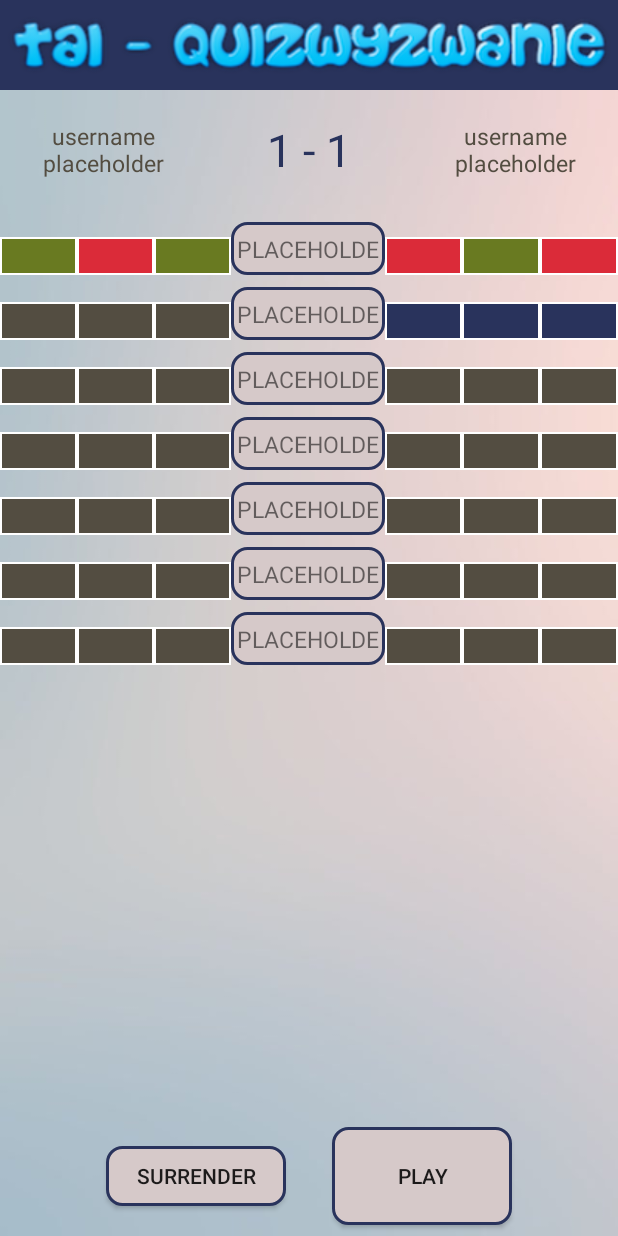
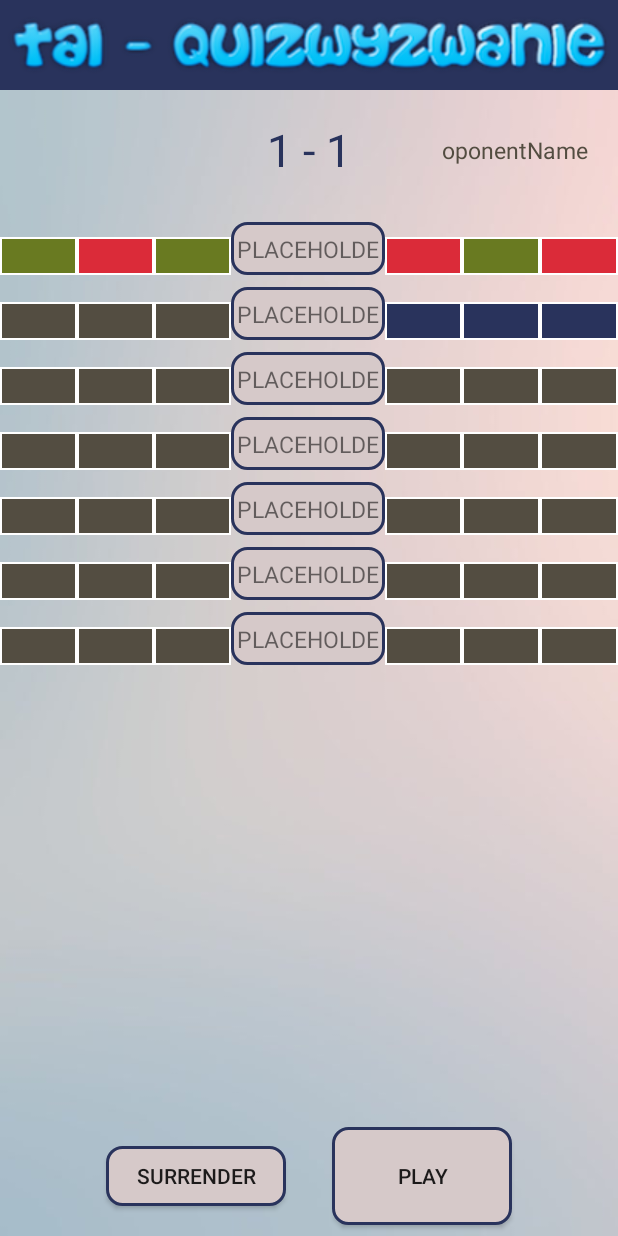
Before and after one commit to OlaB1994/TAIQuizWyzwanie, an Android app: the MenuFragment screen opened directly, with no data from a screen before it, after a tap on "NEW GAME", on a phone screen of 412 x 824 dp. Run offline under Robolectric (Android 15) with nearby library versions, the phone set to English and light mode, and no system bars; our stand-ins replace ButterKnife, Firebase (no records; nobody signed in at launch, a user with empty details on screens opened directly); 1 statement that could not run was skipped.

Commit message:
Fix images again. Wyświetlają się gry na głównym menu. Klikniecie w gre przenosi do niej - przekazywanie gry do GameFragment.java NewGame mock zrobiony do tworzenia nowej gry.

```diff
--- a/app/src/main/java/pl/polsl/quizwyzwanie/views/ui/game/GameFragment.java
+++ b/app/src/main/java/pl/polsl/quizwyzwanie/views/ui/game/GameFragment.java
@@ -47,6 +47,10 @@ public class GameFragment extends Fragment {
     @BindView(R.id.fragment_game_round_results_rv)
     RecyclerView resultsRv;
 
+    String username = "";
+    String userId = "";
+    Game game;
+
     @OnClick(R.id.fragment_game_surrender_btn)
     public void onSurrenderClick(){
 
@@ -63,15 +67,28 @@ public class GameFragment extends Fragment {
         View view = inflater.inflate(R.layout.fragment_game, container, false);
         super.onCreateView(inflater, container, savedInstanceState);
         ButterKnife.bind(this,view);
+        setupGame();
         setupView();
         return view;
     }
 
     private void setupView() {
         //todo: setup usernames and results
+        myUsernameTv.setText(username);
+        opponentUsernameTv.setText(game.getOpponentUsername());
+
         resultsRv.setLayoutManager(new LinearLayoutManager(getContext(),
                 OrientationHelper.VERTICAL, false));
         resultsRv.setAdapter(new RoundsAdapter((MainActivity) getActivity(), mockRounds()));
+    }
+
+    private void setupGame() {
+        Bundle bundle = this.getArguments();
+        if (bundle != null) {
+            username = bundle.getString("username");
+            userId = bundle.getString("userId");
+            game = (Game)bundle.getSerializable("game");
+        }
     }
 
     private List<RoundResult> mockRounds() {
--- a/app/src/main/java/pl/polsl/quizwyzwanie/views/ui/menu/GamesAdapter.java
+++ b/app/src/main/java/pl/polsl/quizwyzwanie/views/ui/menu/GamesAdapter.java
@@ -1,5 +1,7 @@
 package pl.polsl.quizwyzwanie.views.ui.menu;
 
+import android.annotation.SuppressLint;
+import android.os.Bundle;
 import android.support.v4.content.ContextCompat;
 import android.support.v7.widget.RecyclerView;
 import android.view.LayoutInflater;
@@ -22,10 +24,12 @@ public class GamesAdapter extends RecyclerView.Adapter<GamesAdapter.ViewHolder>
 
     private List<Game> games;
     private MainActivity activity;
+    private Bundle bundleData;
 
-    public GamesAdapter(MainActivity activity, List<Game> games) {
+    public GamesAdapter(MainActivity activity, List<Game> games, Bundle bundleData) {
         this.activity = activity;
         this.games = games;
+        this.bundleData = bundleData;
     }
 
     @Override
@@ -39,12 +43,19 @@ public class GamesAdapter extends RecyclerView.Adapter<GamesAdapter.ViewHolder>
         setIcon(games.get(position), holder.iconIv);
         setText(games.get(position), holder.textTv);
         holder.mainLl.setOnClickListener(v -> {
-            if (games.get(position).getState() == Game.STATE_YOUR_TURN)
-                activity.switchToFragment(new GameFragment(),
+            GameFragment gameFragment;
+            Bundle arguments = bundleData;
+            if (games.get(position).getState() == Game.STATE_YOUR_TURN) {
+                gameFragment = new GameFragment();
+                arguments.putSerializable("game", games.get(position));
+                gameFragment.setArguments(arguments);
+                activity.switchToFragment(gameFragment,
                         GameFragment.class.getName(), MenuFragment.class.getName());
+            }
         });
     }
 
+    @SuppressLint("StringFormatInvalid")
     private void setText(Game game, TextView textTv) {
         if (game.getState() == Game.STATE_WAITING)
             textTv.setText(activity.getString(R.string.entry_games_state_waiting, game.getOpponentUsername()));
--- a/app/src/main/java/pl/polsl/quizwyzwanie/views/ui/menu/MenuFragment.java
+++ b/app/src/main/java/pl/polsl/quizwyzwanie/views/ui/menu/MenuFragment.java
@@ -27,6 +27,7 @@ import butterknife.ButterKnife;
 import butterknife.OnClick;
 import pl.polsl.quizwyzwanie.R;
 import pl.polsl.quizwyzwanie.views.domain.model.Game;
+import pl.polsl.quizwyzwanie.views.domain.model.User;
 import pl.polsl.quizwyzwanie.views.ui.MainActivity;
 import pl.polsl.quizwyzwanie.views.ui.game.GameFragment;
 
@@ -41,10 +42,25 @@ public class MenuFragment extends Fragment {
     String userId = "";
     private List<Game> gamesList = new ArrayList<>();
     private GamesAdapter adapter;
+    private Bundle bundle;
 
     @OnClick(R.id.fragment_menu_new_game_btn)
     public void onNewGameClick() {
-        ((MainActivity) getActivity()).switchToFragment(new GameFragment(),
+        //todo tutaj trzeba stworzyć nową grę i pusha zrobić do bazy, potem te dane wcisnąć do bundla
+        Game game = new Game(null, null, null, null, false,
+                new User(false, "email", false, username, null, true,0),
+                new User(false, "email", false, "oponentName", null, true, 0),
+                username, "none");
+        //todo ten game wyżej uzupełnić poprawnymi danymi.
+
+        GameFragment gameFragment = new GameFragment();
+        Bundle arguments = new Bundle();
+        arguments.putString("username", username);
+        arguments.putString("userId", userId);
+        arguments.putSerializable("game", game);
+
+        gameFragment.setArguments(arguments);
+        ((MainActivity) getActivity()).switchToFragment(gameFragment,
                 GameFragment.class.getName(), MenuFragment.class.getName());
     }
 
@@ -59,7 +75,7 @@ public class MenuFragment extends Fragment {
     }
 
     private void setupFields() {
-        Bundle bundle = this.getArguments();
+        bundle = this.getArguments();
         if (bundle != null) {
             username = bundle.getString("username");
             userId = bundle.getString("userId");
@@ -68,10 +84,6 @@ public class MenuFragment extends Fragment {
 
     private void setupView() {
         usernameTv.setText(username);
-
-//        List<Game> games = getGamesFromFirebase();
-//        Collections.sort(games);
-//        gamesRv.setAdapter(new GamesAdapter((MainActivity) getActivity(), games));
         new GetData().execute();
     }
 
@@ -83,7 +95,7 @@ public class MenuFragment extends Fragment {
             ((MainActivity)getActivity()).showDialog();
             gamesRv.setLayoutManager(new LinearLayoutManager(getContext(),
                     OrientationHelper.VERTICAL, false));
-            adapter = new GamesAdapter((MainActivity) getActivity(), gamesList);
+            adapter = new GamesAdapter((MainActivity) getActivity(), gamesList, bundle);
             gamesRv.setAdapter(adapter);
         }
 
```
Also changed, not shown: app/src/main/res/drawable/ic_finish.png, app/src/main/res/drawable/ic_your_turn.png.
